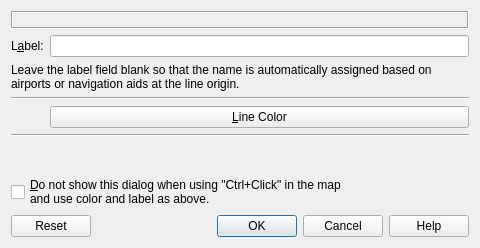
Old version of the form src/marker/distancemarkerdialog.ui in the repository albar965/littlenavmap.
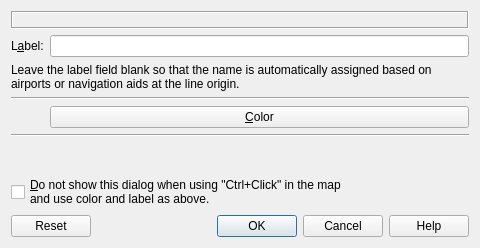
New version of the form.

Commit message: Adjusted layout and tab order in marker dialogs

Patch:
```diff
--- a/src/marker/distancemarkerdialog.ui
+++ b/src/marker/distancemarkerdialog.ui
@@ -101,7 +101,7 @@
       <string>Color for the range rings.</string>
      </property>
      <property name="text">
-      <string>&amp;Line Color</string>
+      <string>&amp;Color</string>
      </property>
     </widget>
    </item>
```
The commit also changes 3 other files.
